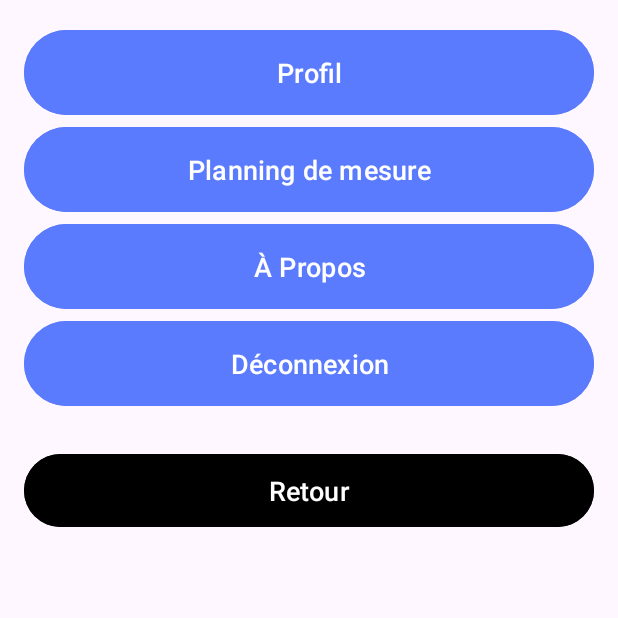
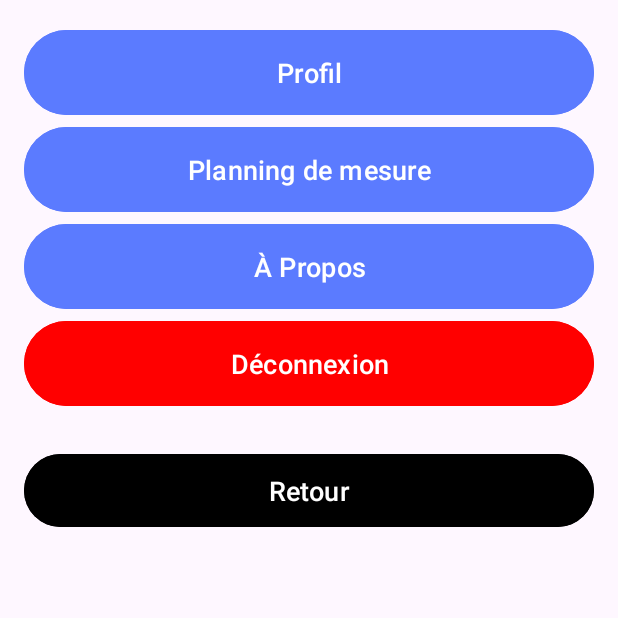
Before and after one commit to Octavelscx/EMPOCT----MOBILE-APP, an Android app: the fragment ParametreUtilisateur shown on its own in the app's theme, on a phone screen of 412 x 824 dp, the top half of it. Run offline under Robolectric (Android 15) with nearby library versions, the phone set to English and light mode, and no system bars.

Commit message:
Commentaire XML

```diff
--- a/app/src/main/res/layout/fragment_a_propos.xml
+++ b/app/src/main/res/layout/fragment_a_propos.xml
@@ -9,6 +9,7 @@
         android:layout_height="wrap_content"
         android:orientation="vertical">
 
+        <!-- Text : Titre de la page "A propos" -->
         <TextView
             android:layout_width="match_parent"
             android:layout_height="wrap_content"
--- a/app/src/main/res/layout/fragment_authentification.xml
+++ b/app/src/main/res/layout/fragment_authentification.xml
@@ -13,6 +13,7 @@
         android:orientation="vertical"
         android:gravity="center_horizontal">
 
+        <!-- Titre "Connexion" -->
         <TextView
             android:layout_width="wrap_content"
             android:layout_height="wrap_content"
@@ -23,6 +24,7 @@
             android:textStyle="bold"
             android:layout_marginBottom="24dp" />
 
+        <!-- Formulaire EditText Identifiant -->
         <EditText
             android:id="@+id/usernameEditText"
             android:layout_width="match_parent"
@@ -31,6 +33,7 @@
             android:inputType="text"
             android:layout_marginBottom="16dp" />
 
+        <!-- Formulaire EditText Mot de passe -->
         <EditText
             android:id="@+id/passwordEditText"
             android:layout_width="match_parent"
@@ -39,6 +42,7 @@
             android:inputType="textPassword"
             android:layout_marginBottom="16dp" />
 
+        <!-- Bouton 1 : Bouton de connexion -->
         <Button
             android:id="@+id/loginButton"
             android:layout_width="match_parent"
@@ -48,6 +52,7 @@
             android:layout_marginBottom="16dp"
             android:textColor="@color/white"/>
 
+        <!-- Bouton / Text : Bouton d'oubli de mot de passe -->
         <TextView
             android:id="@+id/forgotPasswordTextView"
             android:layout_width="wrap_content"
--- a/app/src/main/res/layout/fragment_nix.xml
+++ b/app/src/main/res/layout/fragment_nix.xml
@@ -15,6 +15,7 @@
         android:gravity="center_horizontal"
         android:padding="16dp">
 
+        <!-- Bouton Retour à l'accueil -->
         <Button
             android:id="@+id/retour1"
             android:layout_width="wrap_content"
@@ -24,6 +25,7 @@
             android:textColor="@color/white"
             android:translationX="-250px" />
 
+        <!-- Titre "En travaux" -->
         <TextView
             android:id="@+id/title1"
             android:layout_width="wrap_content"
@@ -35,6 +37,7 @@
             android:layout_marginBottom="8dp"
             android:justificationMode="inter_word" />
 
+        <!-- Image Nix -->
         <ImageView
             android:id="@+id/imageView"
             android:layout_width="wrap_content"
--- a/app/src/main/res/layout/fragment_parametre_utilisateur.xml
+++ b/app/src/main/res/layout/fragment_parametre_utilisateur.xml
@@ -9,7 +9,7 @@
         android:layout_height="wrap_content"
         android:orientation="vertical">
 
-        <!-- Boutons au lieu de TextView -->
+        <!-- Bouton "Profil" -->
         <Button
             android:id="@+id/profile"
             android:layout_width="match_parent"
@@ -20,6 +20,7 @@
             android:backgroundTint="#5B7BFF"
             android:textColor="@android:color/white" />
 
+        <!-- Bouton "Planning de mesure" -->
         <Button
             android:id="@+id/measurement_planning"
             android:layout_width="match_parent"
@@ -30,6 +31,7 @@
             android:backgroundTint="#5B7BFF"
             android:textColor="@android:color/white" />
 
+        <!-- Bouton "A Propos" -->
         <Button
             android:id="@+id/about"
             android:layout_width="match_parent"
@@ -40,15 +42,16 @@
             android:backgroundTint="#5B7BFF"
             android:textColor="@android:color/white" />
 
+        <!-- Bouton "Déconnexion" -->
         <Button
             android:id="@+id/logout"
             android:layout_width="match_parent"
             android:layout_height="wrap_content"
+            android:backgroundTint="#FF0000"
             android:padding="16dp"
             android:text="Déconnexion"
-            android:textSize="18sp"
-            android:backgroundTint="#5B7BFF"
-            android:textColor="@android:color/white" />
+            android:textColor="@android:color/white"
+            android:textSize="18sp" />
 
         <!-- Bouton "Retour" -->
         <Button
--- a/app/src/main/res/layout/fragment_tips.xml
+++ b/app/src/main/res/layout/fragment_tips.xml
@@ -19,7 +19,7 @@
             android:layout_gravity="center"
             android:paddingBottom="16dp"/>
 
-        <!-- Zone pour les conseils (tu rempliras avec du texte plus tard) -->
+        <!-- Zone pour les conseils (Remplir avec du texte plus tard) -->
         <TextView
             android:id="@+id/tipsTextView"
             android:layout_width="match_parent"
--- a/app/src/main/res/layout/fragment_tuto1.xml
+++ b/app/src/main/res/layout/fragment_tuto1.xml
@@ -9,6 +9,7 @@
     android:gravity="center_horizontal"
     tools:context=".Tuto1">
 
+    <!-- Titre "Tutoriel" -->
     <TextView
         android:id="@+id/infoTextView1"
         android:layout_width="wrap_content"
@@ -21,6 +22,7 @@
         android:textSize="24sp"
         android:textStyle="bold" />
 
+    <!-- Message 1 -->
     <TextView
         android:id="@+id/infoTextView2"
         android:layout_width="match_parent"
@@ -33,6 +35,7 @@
         android:textSize="16sp"
         android:justificationMode="inter_word" />
 
+    <!-- Message 2 -->
     <TextView
         android:id="@+id/infoTextView3"
         android:layout_width="match_parent"
@@ -46,12 +49,14 @@
         android:textSize="16sp"
         android:justificationMode="inter_word" />
 
+    <!-- Image Bouton -->
     <ImageView
         android:id="@+id/imageView"
         android:layout_width="wrap_content"
         android:layout_height="wrap_content"
         android:src="@drawable/bigbouton_resized" />
 
+    <!-- Message 3 -->
     <TextView
         android:id="@+id/infoTextView4"
         android:layout_width="match_parent"
@@ -65,6 +70,7 @@
         android:textSize="16sp"
         android:justificationMode="inter_word" />
 
+    <!-- Bouton "Suivant" -->
     <Button
         android:id="@+id/button7"
         android:layout_width="200dp"
--- a/app/src/main/res/layout/fragment_tuto2.xml
+++ b/app/src/main/res/layout/fragment_tuto2.xml
@@ -9,6 +9,7 @@
     android:gravity="center_horizontal"
     tools:context=".Tuto2">
 
+    <!-- Titre "Tutoriel" -->
     <TextView
         android:id="@+id/infoTextView1"
         android:layout_width="wrap_content"
@@ -21,6 +22,7 @@
         android:textSize="24sp"
         android:textStyle="bold" />
 
+    <!-- Message 1 -->
     <TextView
         android:id="@+id/infoTextView2"
         android:layout_width="match_parent"
@@ -33,6 +35,7 @@
         android:textSize="16sp"
         android:justificationMode="inter_word" />
 
+    <!-- Message 2 -->
     <TextView
         android:id="@+id/infoTextView3"
         android:layout_width="match_parent"
@@ -46,6 +49,7 @@
         android:textSize="16sp"
         android:justificationMode="inter_word" />
 
+    <!-- Message 3 -->
     <TextView
         android:id="@+id/infoTextView4"
         android:layout_width="match_parent"
@@ -59,6 +63,7 @@
         android:textSize="16sp"
         android:justificationMode="inter_word" />
 
+    <!-- Bouton "Terminé" -->
     <Button
         android:id="@+id/button7"
         android:layout_width="200dp"
--- a/app/src/main/res/layout/fragment_welcome.xml
+++ b/app/src/main/res/layout/fragment_welcome.xml
@@ -15,6 +15,7 @@
         android:layout_height="wrap_content"
         android:src="@drawable/bigbouton_resized" />
 
+    <!-- Titre "Bienvenue" -->
     <TextView
         android:id="@+id/infoTextView1"
         android:layout_width="wrap_content"
@@ -27,6 +28,7 @@
         android:textSize="24sp"
         android:textStyle="bold" />
 
+    <!-- Bouton "Démarrer" -->
     <Button
         android:id="@+id/button6"
         android:layout_width="match_parent"
@@ -36,6 +38,7 @@
         android:text="Démarrer"
         android:textColor="@color/white" />
 
+    <!-- Bouton "Connexion" -->
     <Button
         android:id="@+id/button7"
         android:layout_width="200dp"
```
Also changed, not shown: app/src/main/res/layout/fragment_forgot_password.xml (+8 -0 lines), app/src/main/res/layout/fragment_inscription.xml (+10 -0 lines).
